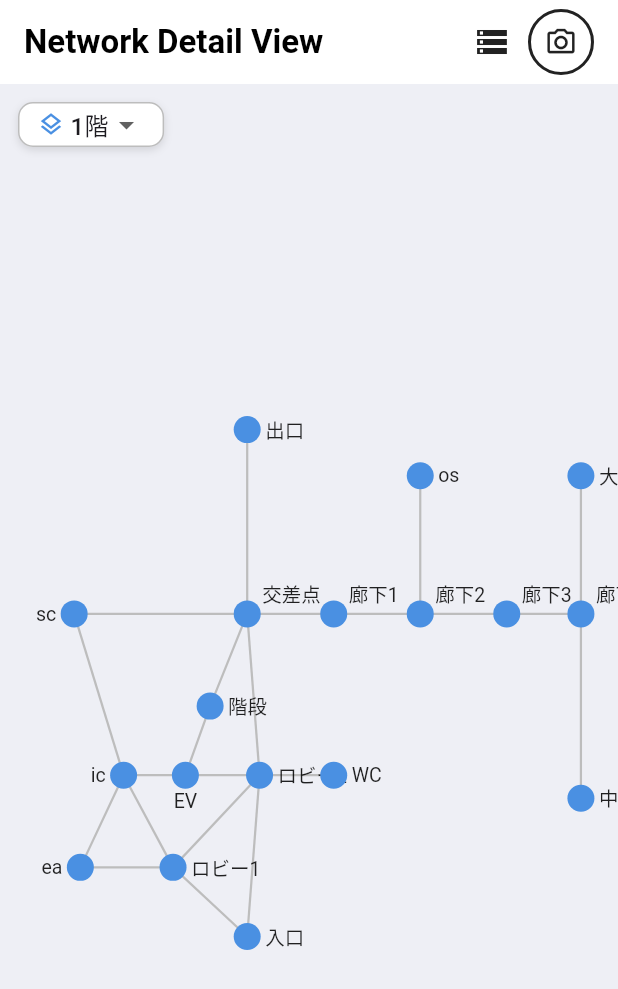
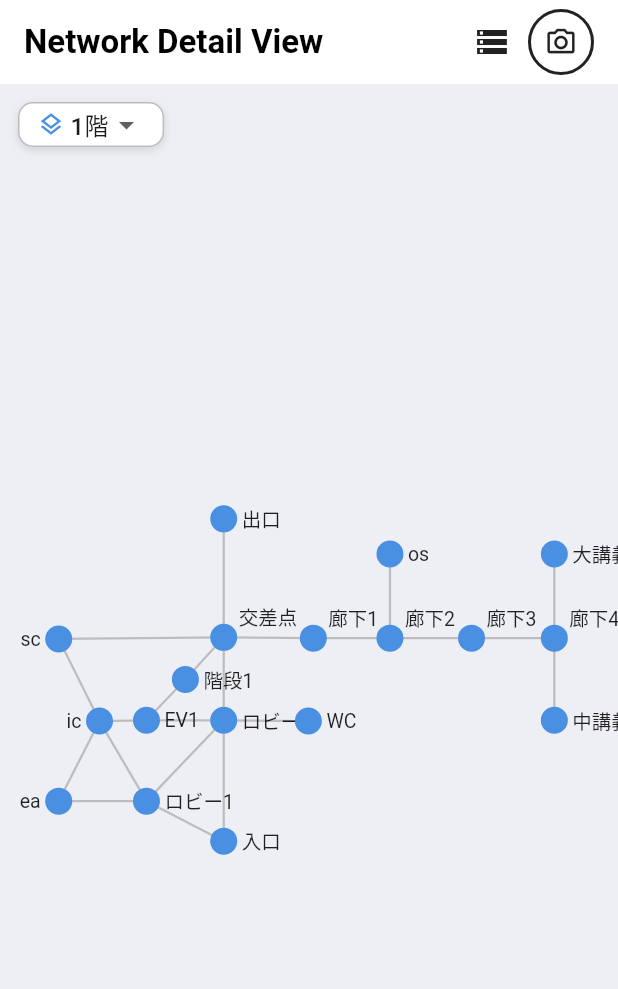
Before and after one commit to YakohACT/Where_am_I_Univ_App, a Flutter app: the screen it shows after launch, on a phone screen of 412 x 824 dp. Shown: the top 989 px of the screen. Run offline on Flutter 3.47's test engine with Material 3 defaults, Android fonts, the phone set to English and light mode, and no system bars; our stand-ins replace camera, image_picker, permission_handler, sqflite; missing offline and left inert: wifi_scan; accounts and stored records are empty.

Commit message:
2~4階のノードを配置

```diff
--- a/lib/main.dart
+++ b/lib/main.dart
@@ -1,6 +1,7 @@
 import 'dart:async';
 import 'dart:collection';
 import 'dart:io';
+import 'dart:math' as math;
 import 'package:flutter/material.dart';
 import 'package:image_picker/image_picker.dart';
 import 'location_service.dart';
@@ -45,6 +46,31 @@ class GraphEdge {
   const GraphEdge(this.from, this.to);
 }
 
+// 各階の参照図の縦横（この比率でノードを配置）。
+// 1階は最初に提示された画像(758×496)。
+// 2〜4階はPDFのノード外接矩形(447.1×337.8)を基準に、画面いっぱいへ広げて配置。
+const Size kFloor1Diagram = Size(758.0, 496.0);
+const Size kPdfDiagram = Size(447.1, 337.8);
+
+const Map<int, Size> floorDiagram = {
+  1: kFloor1Diagram,
+  2: kPdfDiagram,
+  3: kPdfDiagram,
+  4: kPdfDiagram,
+};
+
+/// 参照図基準の正規化座標(0〜1)を、参照図のアスペクト比を保ったまま
+/// 描画領域の中央にフィットさせてスクリーン座標へ変換する。
+/// （領域に合わせて座標を独立に引き伸ばさず、図どおりの「形」を維持）
+Offset mapNodeToScreen(Offset norm, Size size, Size diagram) {
+  final s = math.min(size.width / diagram.width, size.height / diagram.height);
+  final boxW = diagram.width * s;
+  final boxH = diagram.height * s;
+  final ox = (size.width - boxW) / 2;
+  final oy = (size.height - boxH) / 2;
+  return Offset(ox + norm.dx * boxW, oy + norm.dy * boxH);
+}
+
 // ─── GraphPage ───────────────────────────────────────────────
 
 class GraphPage extends StatefulWidget {
@@ -56,25 +82,27 @@ class GraphPage extends StatefulWidget {
 
 class _GraphPageState extends State<GraphPage> {
   // ノード定義
+  // 参照画像（ネットワーク図 758×496）のピクセル位置を正規化した座標。
+  // 画像の見た目どおりに配置する（描画はアスペクト比を保ってマップ）。
   static const List<GraphNode> nodes = [
-    GraphNode('exit',     '出口',   Offset(0.40, 0.30), 'exit.png'),
-    GraphNode('cross',    '交差点', Offset(0.40, 0.46), 'cr.png'),
-    GraphNode('sc',       'sc',     Offset(0.12, 0.46), 'sc.png'),
-    GraphNode('stair',    '階段',   Offset(0.34, 0.54), 'stair.png'),
-    GraphNode('ev',       'EV',     Offset(0.30, 0.60), 'ev.png'),
-    GraphNode('lobby2',   'ロビー2',Offset(0.42, 0.60), 'lobby2.png'),
-    GraphNode('wc',       'WC',     Offset(0.54, 0.60), 'wc.png'),
-    GraphNode('hall1',    '廊下1',  Offset(0.54, 0.46), 'corridor1.png'),
-    GraphNode('hall2',    '廊下2',  Offset(0.68, 0.46), 'corridor2.png'),
-    GraphNode('hall3',    '廊下3',  Offset(0.82, 0.46), 'corridor3.png'),
-    GraphNode('hall4',    '廊下4',  Offset(0.94, 0.46), 'corridor4.png'),
-    GraphNode('os',       'os',     Offset(0.68, 0.34), 'os.png'),
-    GraphNode('big',      '大講義', Offset(0.94, 0.34), 'lc.png'),
-    GraphNode('mid',      '中講義', Offset(0.94, 0.62), 'mc.png'),
-    GraphNode('ic',       'ic',     Offset(0.20, 0.60), 'ic.png'),
-    GraphNode('ea',       'ea',     Offset(0.13, 0.68), 'ea.png'),
-    GraphNode('lobby1',   'ロビー1',Offset(0.28, 0.68), 'lobby1.png'),
-    GraphNode('entrance', '入口',   Offset(0.40, 0.74), 'entrance.png'),
+    GraphNode('exit',     '出口',   Offset(0.362, 0.151), 'exit.png'),
+    GraphNode('cross',    '交差点', Offset(0.362, 0.444), 'cr.png'),
+    GraphNode('sc',       'sc',     Offset(0.095, 0.448), 'sc.png'),
+    GraphNode('stair1',   '階段1',  Offset(0.300, 0.548), 'stair.png'),
+    GraphNode('ev1',      'EV1',    Offset(0.237, 0.649), 'ev.png'),
+    GraphNode('lobby2',   'ロビー2',Offset(0.362, 0.649), 'lobby2.png'),
+    GraphNode('wc',       'WC',     Offset(0.499, 0.651), 'wc.png'),
+    GraphNode('hall1',    '廊下1',  Offset(0.507, 0.446), 'corridor1.png'),
+    GraphNode('hall2',    '廊下2',  Offset(0.631, 0.446), 'corridor2.png'),
+    GraphNode('hall3',    '廊下3',  Offset(0.763, 0.446), 'corridor3.png'),
+    GraphNode('hall4',    '廊下4',  Offset(0.897, 0.446), 'corridor4.png'),
+    GraphNode('os',       'os',     Offset(0.631, 0.238), 'os.png'),
+    GraphNode('big',      '大講義', Offset(0.897, 0.238), 'lc.png'),
+    GraphNode('mid',      '中講義', Offset(0.897, 0.649), 'mc.png'),
+    GraphNode('ic',       'ic',     Offset(0.161, 0.651), 'ic.png'),
+    GraphNode('ea',       'ea',     Offset(0.095, 0.849), 'ea.png'),
+    GraphNode('lobby1',   'ロビー1',Offset(0.237, 0.849), 'lobby1.png'),
+    GraphNode('entrance', '入口',   Offset(0.362, 0.948), 'entrance.png'),
   ];
 
   // エッジ定義
@@ -83,10 +111,10 @@ class _GraphPageState extends State<GraphPage> {
     GraphEdge('sc',      'cross'),
     GraphEdge('sc',      'ic'),
     GraphEdge('cross',   'hall1'),
-    GraphEdge('cross',   'stair'),
+    GraphEdge('cross',   'stair1'),
     GraphEdge('cross',   'lobby2'),
-    GraphEdge('stair',   'ev'),
-    GraphEdge('ev',      'lobby2'),
+    GraphEdge('stair1',  'ev1'),
+    GraphEdge('ev1',     'lobby2'),
     GraphEdge('lobby2',  'wc'),
     GraphEdge('lobby2',  'lobby1'),
     GraphEdge('hall1',   'hall2'),
@@ -97,19 +125,102 @@ class _GraphPageState extends State<GraphPage> {
     GraphEdge('hall4',   'mid'),
     GraphEdge('ic',      'ea'),
     GraphEdge('ic',      'lobby1'),
-    GraphEdge('ic',      'ev'),
+    GraphEdge('ic',      'ev1'),
     GraphEdge('ea',      'lobby1'),
     GraphEdge('lobby1',  'entrance'),
     GraphEdge('entrance','lobby2'),
   ];
 
-  // フロアごとのグラフ。現状は1階のみデータあり（2〜4階は後日追加）。
-  static const Map<int, List<GraphNode>> nodesByFloor = {1: nodes};
-  static const Map<int, List<GraphEdge>> edgesByFloor = {1: edges};
+  // ── 2階（PDFのノード外接矩形基準・画面いっぱいに配置）──
+  static const List<GraphNode> nodes2 = [
+    GraphNode('enshu',   '演習室', Offset(0.648, 0.080), 'enshu.png'),
+    GraphNode('hall5',   '廊下5',  Offset(0.080, 0.224), 'none.png'),
+    GraphNode('hall6',   '廊下6',  Offset(0.750, 0.224), 'none.png'),
+    GraphNode('shokogi', '小講義', Offset(0.081, 0.413), 'none.png'),
+    GraphNode('wc',      'WC2',    Offset(0.750, 0.431), 'wc.png'),
+    GraphNode('ev2',     'EV2',    Offset(0.278, 0.541), 'ev.png'),
+    GraphNode('lab2',    '研究室2',Offset(0.860, 0.567), 'none.png'),
+    GraphNode('hall4',   '廊下4',  Offset(0.083, 0.695), 'none.png'),
+    GraphNode('stair2',  '階段2',  Offset(0.750, 0.706), 'stair.png'),
+    GraphNode('lab1',    '研究室1',Offset(0.586, 0.860), 'none.png'),
+  ];
+  static const List<GraphEdge> edges2 = [
+    GraphEdge('hall4', 'stair2'),
+    GraphEdge('ev2',   'hall4'),
+    GraphEdge('shokogi','hall4'),
+    GraphEdge('hall5', 'shokogi'),
+    GraphEdge('hall6', 'wc'),
+    GraphEdge('wc',    'stair2'),
+    GraphEdge('hall5', 'hall6'),
+    GraphEdge('hall4', 'lab1'),
+    GraphEdge('stair2','lab1'),
+    GraphEdge('lab2',  'stair2'),
+    GraphEdge('enshu', 'hall6'),
+  ];
+
+  // ── 3階（PDFのノード外接矩形基準・画面いっぱいに配置）──
+  static const List<GraphNode> nodes3 = [
+    GraphNode('hall8',   '廊下8',  Offset(0.080, 0.224), 'none.png'),
+    GraphNode('hall9',   '廊下9',  Offset(0.750, 0.224), 'none.png'),
+    GraphNode('shokogi', '小講義', Offset(0.081, 0.413), 'none.png'),
+    GraphNode('wc',      'WC3',    Offset(0.750, 0.431), 'wc.png'),
+    GraphNode('ev3',     'EV3',    Offset(0.278, 0.541), 'ev.png'),
+    GraphNode('lab2',    '研究室2',Offset(0.860, 0.567), 'none.png'),
+    GraphNode('hall7',   '廊下7',  Offset(0.083, 0.695), 'none.png'),
+    GraphNode('stair3',  '階段3',  Offset(0.750, 0.706), 'stair.png'),
+    GraphNode('lab1',    '研究室1',Offset(0.586, 0.860), 'none.png'),
+  ];
+  static const List<GraphEdge> edges3 = [
+    GraphEdge('hall7', 'stair3'),
+    GraphEdge('ev3',   'hall7'),
+    GraphEdge('shokogi','hall7'),
+    GraphEdge('hall8', 'shokogi'),
+    GraphEdge('hall9', 'wc'),
+    GraphEdge('wc',    'stair3'),
+    GraphEdge('hall8', 'hall9'),
+    GraphEdge('hall7', 'lab1'),
+    GraphEdge('stair3','lab1'),
+    GraphEdge('lab2',  'stair3'),
+  ];
+
+  // ── 4階（PDFのノード外接矩形基準・画面いっぱいに配置）──
+  static const List<GraphNode> nodes4 = [
+    GraphNode('hall8',   '廊下8',        Offset(0.080, 0.224), 'none.png'),
+    GraphNode('hall9',   '廊下9',        Offset(0.750, 0.224), 'none.png'),
+    GraphNode('shokogi', '小講義',       Offset(0.081, 0.413), 'none.png'),
+    GraphNode('wc',      'WC4',          Offset(0.750, 0.431), 'wc.png'),
+    GraphNode('ev4',     'EV4',          Offset(0.278, 0.541), 'ev.png'),
+    GraphNode('server',  'サーバールーム',Offset(0.596, 0.541), 'none.png'),
+    GraphNode('hall7',   '廊下7',        Offset(0.083, 0.695), 'none.png'),
+    GraphNode('stair4',  '階段4',        Offset(0.750, 0.706), 'stair.png'),
+  ];
+  static const List<GraphEdge> edges4 = [
+    GraphEdge('hall7', 'stair4'),
+    GraphEdge('ev4',   'hall7'),
+    GraphEdge('shokogi','hall7'),
+    GraphEdge('hall8', 'shokogi'),
+    GraphEdge('hall9', 'wc'),
+    GraphEdge('wc',    'stair4'),
+    GraphEdge('hall8', 'hall9'),
+    GraphEdge('server','stair4'),
+  ];
+
+  // フロアごとのグラフ（1階=提示画像, 2〜4階=PDF）。
+  static const Map<int, List<GraphNode>> nodesByFloor = {
+    1: nodes, 2: nodes2, 3: nodes3, 4: nodes4,
+  };
+  static const Map<int, List<GraphEdge>> edgesByFloor = {
+    1: edges, 2: edges2, 3: edges3, 4: edges4,
+  };
 
   int _floor = 1; // 表示中の階層 (1〜4)
   List<GraphNode> get _nodes => nodesByFloor[_floor] ?? const [];
   List<GraphEdge> get _edges => edgesByFloor[_floor] ?? const [];
+  Size get _diagram => floorDiagram[_floor] ?? kFloor1Diagram;
+
+  // 上下の階へ移動できる縦移動ノード（階段・EV。各階 ev1..ev4 / stair1..stair4）
+  bool _isVerticalNode(String id) =>
+      id.startsWith('ev') || id.startsWith('stair');
 
   GraphNode? _selectedNode;
   String?    _startNodeId;
@@ -294,7 +405,7 @@ class _GraphPageState extends State<GraphPage> {
     GraphNode? found;
     double minDist = double.infinity;
     for (final n in _nodes) {
-      final p = Offset(n.position.dx * size.width, n.position.dy * size.height);
+      final p = mapNodeToScreen(n.position, size, _diagram);
       final d = (tap - p).distance;
       if (d < hitR && d < minDist) {
         minDist = d;
@@ -434,6 +545,7 @@ class _GraphPageState extends State<GraphPage> {
                               painter: GraphPainter(
                                 nodes: _nodes,
                                 edges: _edges,
+                                diagram: _diagram,
                                 selectedNodeId: _selectedNode?.id,
                                 startNodeId: _startNodeId,
                                 goalNodeId: _goalNodeId,
@@ -478,7 +590,7 @@ class _GraphPageState extends State<GraphPage> {
                   onCapture:  () => _openPhotoRegister(_selectedNode!),
                   onSetStart: () => _setStart(_selectedNode!),
                   onSetGoal:  () => _setGoal(_selectedNode!),
-                  isStair: _selectedNode!.id == 'stair',
+                  isVertical: _isVerticalNode(_selectedNode!.id),
                   canGoUp: _floor < 4,
                   canGoDown: _floor > 1,
                   onStairUp: () => _moveByStair(1),
@@ -618,7 +730,7 @@ class _DetailPanel extends StatelessWidget {
   final VoidCallback onCapture;
   final VoidCallback onSetStart;
   final VoidCallback onSetGoal;
-  final bool isStair;       // 階段ノードか
+  final bool isVertical;    // 縦移動ノード（階段・EV）か
   final bool canGoUp;       // 上の階へ移動可能か
   final bool canGoDown;     // 下の階へ移動可能か
   final VoidCallback onStairUp;
@@ -631,7 +743,7 @@ class _DetailPanel extends StatelessWidget {
     required this.onCapture,
     required this.onSetStart,
     required this.onSetGoal,
-    required this.isStair,
+    required this.isVertical,
     required this.canGoUp,
     required this.canGoDown,
     required this.onStairUp,
@@ -717,8 +829,8 @@ class _DetailPanel extends StatelessWidget {
                 ),
                 const SizedBox(height: 18),
 
-                // 階段ノードなら上下の階への移動ボタン
-                if (isStair) ...[
+                // 縦移動ノード（階段・EV）なら上下の階への移動ボタン
+                if (isVertical) ...[
                   Row(
                     children: [
                       Expanded(
@@ -820,6 +932,7 @@ class _ActionButton extends StatelessWidget {
 class GraphPainter extends CustomPainter {
   final List<GraphNode> nodes;
   final List<GraphEdge> edges;
+  final Size diagram; // 参照図の縦横（アスペクト比保持に使用）
   final String? selectedNodeId;
   final String? startNodeId;
   final String? goalNodeId;
@@ -834,6 +947,7 @@ class GraphPainter extends CustomPainter {
   const GraphPainter({
     required this.nodes,
     required this.edges,
+    required this.diagram,
     this.selectedNodeId,
     this.startNodeId,
     this.goalNodeId,
@@ -843,8 +957,7 @@ class GraphPainter extends CustomPainter {
   @override
   void paint(Canvas canvas, Size size) {
     final pos = {
-      for (final n in nodes)
-        n.id: Offset(n.position.dx * size.width, n.position.dy * size.height),
+      for (final n in nodes) n.id: mapNodeToScreen(n.position, size, diagram),
     };
 
     // 経路エッジ集合
@@ -965,6 +1078,9 @@ class GraphPainter extends CustomPainter {
 
   @override
   bool shouldRepaint(covariant GraphPainter old) =>
+      old.nodes          != nodes          ||
+      old.edges          != edges          ||
+      old.diagram        != diagram        ||
       old.selectedNodeId != selectedNodeId ||
       old.startNodeId    != startNodeId    ||
       old.goalNodeId     != goalNodeId     ||
```
Also changed, not shown: 2 other files.
